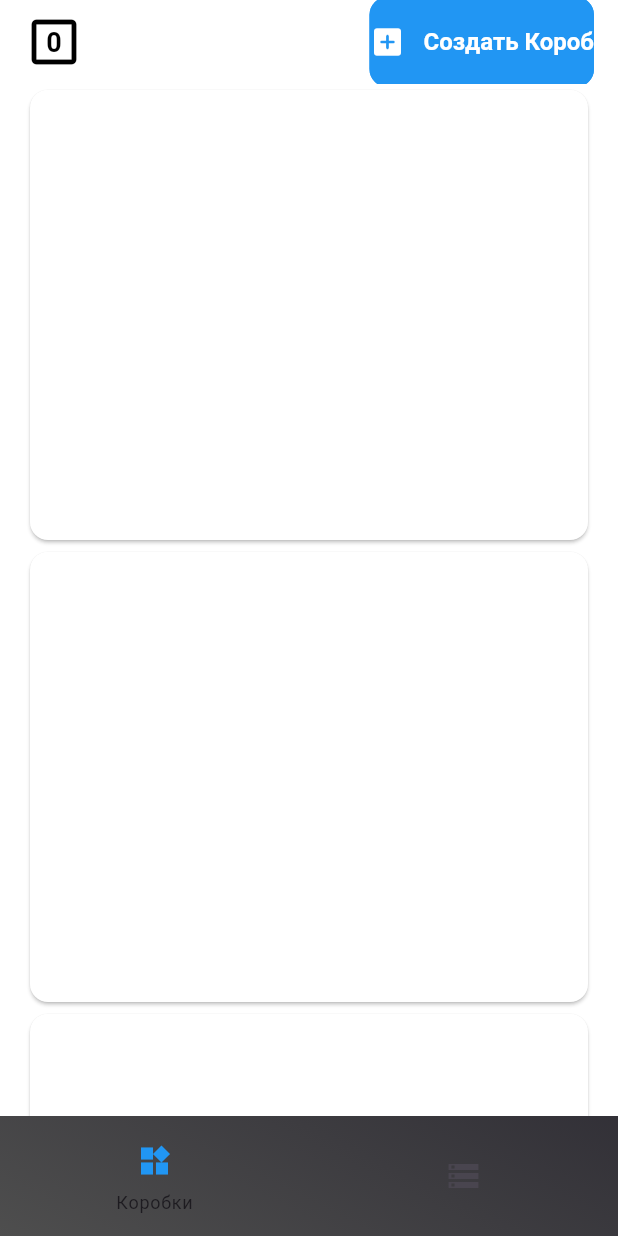
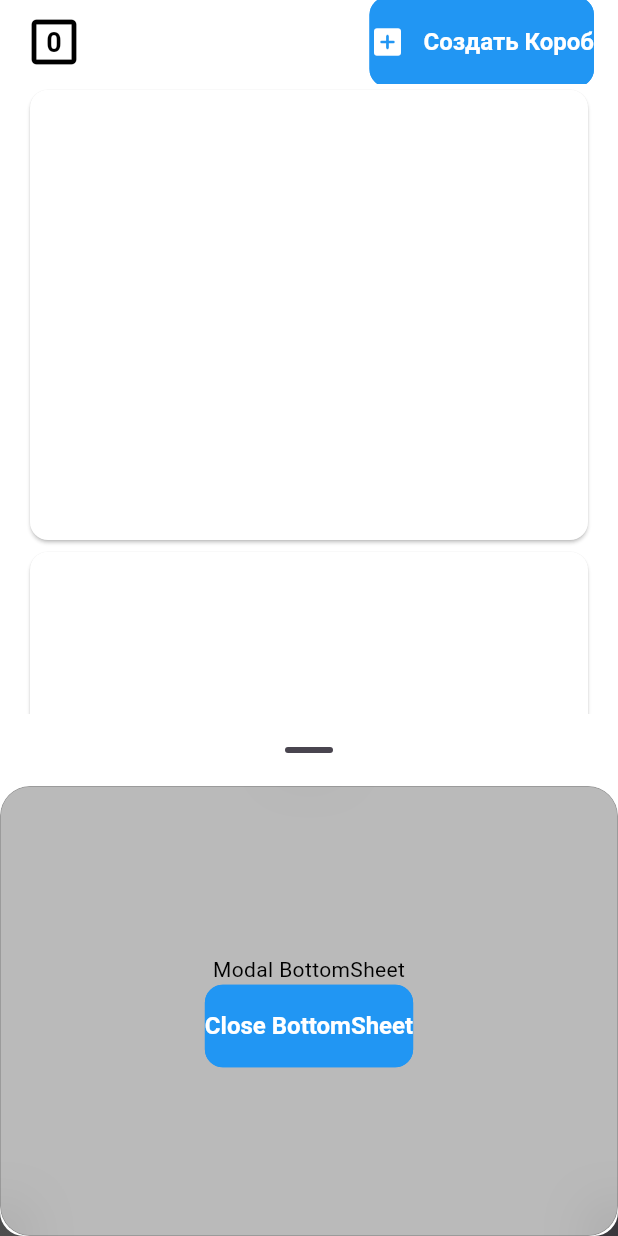
Before and after one commit to songhee24/wb_supplieses, a Flutter app: the screen it shows after launch, after a tap on "Создать Короб", on a phone screen of 412 x 824 dp. Run offline on Flutter 3.47's test engine with Material 3 defaults, Android fonts, the phone set to English and light mode, and no system bars; our stand-ins replace bloc, cloud_firestore, equatable, firebase_core, flutter_bloc, go_router; accounts and stored records are empty; Roboto replaces fonts that are missing (Poppins).

Commit message:
created bottom sheet to create box

```diff
--- a/lib/app/layout/layout_scaffold.dart
+++ b/lib/app/layout/layout_scaffold.dart
@@ -17,12 +17,11 @@ class LayoutScaffold extends StatelessWidget {
         end: Alignment.bottomLeft,
         tileMode: TileMode.clamp);
 
-    return Scaffold(
-      extendBody: true,
+    return Container(
+      decoration: BoxDecoration(gradient: gradient),
+      child: Scaffold(
         backgroundColor: Colors.transparent,
-      body: Container(
-          decoration: BoxDecoration(gradient: gradient),
-          child: navigationShell),
+        body: navigationShell,
         bottomNavigationBar: NavigationBar(
             elevation: 0,
             selectedIndex: navigationShell.currentIndex,
@@ -41,6 +40,7 @@ class LayoutScaffold extends StatelessWidget {
                   ),
                 )
                 .toList()),
+      ),
     );
   }
 }
--- a/lib/app/theme/custom_themes/bottom_sheet.dart
+++ b/lib/app/theme/custom_themes/bottom_sheet.dart
@@ -12,10 +12,9 @@ class TBottomSheetTheme {
   );
 
   static BottomSheetThemeData darkBottomSheetTheme = BottomSheetThemeData(
-    showDragHandle: true,
-    backgroundColor: Colors.black,
-    modalBackgroundColor: Colors.black,
+    backgroundColor: Colors.transparent,
+    modalBackgroundColor: Colors.transparent,
     constraints: const BoxConstraints(minWidth: double.infinity),
-    shape: RoundedRectangleBorder(borderRadius: BorderRadius.circular(16)),
+    shape: RoundedRectangleBorder(borderRadius: BorderRadius.circular(20)),
   );
 }
--- a/lib/features/supplieses/view/supplieses_page.dart
+++ b/lib/features/supplieses/view/supplieses_page.dart
@@ -1,3 +1,5 @@
+import 'dart:ui';
+
 import 'package:flutter/material.dart';
 import 'package:wb_supplieses/features/supplieses/widgets/supplies/supplies_app_bar.dart';
 
@@ -8,8 +10,45 @@ class SuppliesesPage extends StatelessWidget {
   Widget build(BuildContext context) {
     return SafeArea(
       child: Scaffold(
-        extendBody: true,
-        appBar: SuppliesAppBar(onAddBox: () {},),
+        appBar: SuppliesAppBar(onAddBox: () {
+          showModalBottomSheet<void>(
+            useRootNavigator: true,
+            barrierColor: Colors.transparent,
+            context: context,
+            builder: (BuildContext context) {
+              return ClipRRect(
+                borderRadius: const BorderRadius.all(Radius.circular(20)),
+                child: BackdropFilter(
+                  filter: ImageFilter.blur(sigmaX: 20, sigmaY: 20),
+                  child: Container(
+                    decoration: BoxDecoration(
+                      color: Colors.grey[600]?.withOpacity(0.5),
+                      borderRadius: const BorderRadius.all(Radius.circular(20)),
+                      border: Border.all(
+                        color: Colors.black26,
+                        width: 0.5,
+                      ),),
+                    height: 300,
+                    child: SizedBox(
+                      width: double.infinity,
+                      child: Column(
+                        mainAxisAlignment: MainAxisAlignment.center,
+                        mainAxisSize: MainAxisSize.min,
+                        children: <Widget>[
+                          const Text('Modal BottomSheet'),
+                          ElevatedButton(
+                            child: const Text('Close BottomSheet'),
+                            onPressed: () => Navigator.pop(context),
+                          ),
+                        ],
+                      ),
+                    ),
+                  ),
+                ),
+              );
+            },
+          );
+        },),
         body: const Padding(
           padding: EdgeInsets.symmetric(horizontal: 16),
           child: SingleChildScrollView(
```
Lines whose indentation alone changed are shown as unchanged.
